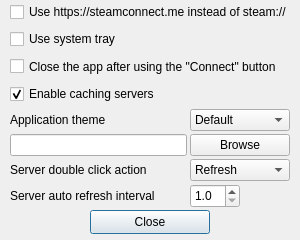
Old version of the form optionsdialog.ui in the repository TheRatest/of-server-browser.
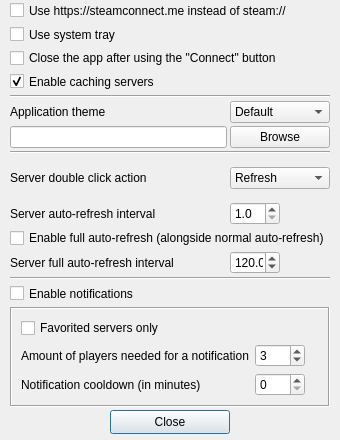
New version of the form. Icons and pictures are not drawn.

Patch:
```diff
--- a/optionsdialog.ui
+++ b/optionsdialog.ui
@@ -6,8 +6,8 @@
    <rect>
     <x>0</x>
     <y>0</y>
-    <width>300</width>
-    <height>240</height>
+    <width>340</width>
+    <height>440</height>
    </rect>
   </property>
   <property name="sizePolicy">
@@ -18,14 +18,14 @@
   </property>
   <property name="minimumSize">
    <size>
-    <width>300</width>
-    <height>150</height>
+    <width>340</width>
+    <height>440</height>
    </size>
   </property>
   <property name="maximumSize">
    <size>
-    <width>300</width>
-    <height>10000</height>
+    <width>340</width>
+    <height>440</height>
    </size>
   </property>
   <property name="windowTitle">
@@ -41,8 +41,8 @@
   <widget class="QPushButton" name="buttonClose">
    <property name="geometry">
     <rect>
-     <x>90</x>
-     <y>210</y>
+     <x>110</x>
+     <y>410</y>
      <width>120</width>
      <height>24</height>
     </rect>
@@ -56,8 +56,8 @@
     <rect>
      <x>0</x>
      <y>0</y>
-     <width>300</width>
-     <height>208</height>
+     <width>340</width>
+     <height>407</height>
     </rect>
    </property>
    <layout class="QGridLayout" name="gridLayout">
@@ -76,6 +76,164 @@
     <property name="spacing">
      <number>3</number>
     </property>
+    <item row="15" column="0" rowspan="2" colspan="2">
+     <widget class="QFrame" name="frame">
+      <property name="minimumSize">
+       <size>
+        <width>0</width>
+        <height>100</height>
+       </size>
+      </property>
+      <property name="maximumSize">
+       <size>
+        <width>16777215</width>
+        <height>100</height>
+       </size>
+      </property>
+      <property name="frameShape">
+       <enum>QFrame::Box</enum>
+      </property>
+      <property name="frameShadow">
+       <enum>QFrame::Sunken</enum>
+      </property>
+      <layout class="QFormLayout" name="formLayout">
+       <item row="1" column="0">
+        <widget class="QLabel" name="labelNotifThreshold">
+         <property name="enabled">
+          <bool>true</bool>
+         </property>
+         <property name="maximumSize">
+          <size>
+           <width>16777215</width>
+           <height>25</height>
+          </size>
+         </property>
+         <property name="text">
+          <string>Amount of players needed for a notification</string>
+         </property>
+        </widget>
+       </item>
+       <item row="1" column="1">
+        <widget class="QSpinBox" name="spinNotifThreshold">
+         <property name="maximumSize">
+          <size>
+           <width>50</width>
+           <height>25</height>
+          </size>
+         </property>
+         <property name="minimum">
+          <number>1</number>
+         </property>
+         <property name="maximum">
+          <number>64</number>
+         </property>
+         <property name="value">
+          <number>3</number>
+         </property>
+        </widget>
+       </item>
+       <item row="2" column="0">
+        <widget class="QLabel" name="labelNotifCooldown">
+         <property name="maximumSize">
+          <size>
+           <width>16777215</width>
+           <height>25</height>
+          </size>
+         </property>
+         <property name="text">
+          <string>Notification cooldown (in minutes)</string>
+         </property>
+        </widget>
+       </item>
+       <item row="0" column="0">
+        <widget class="QCheckBox" name="checkNotifFavOnly">
+         <property name="maximumSize">
+          <size>
+           <width>16777215</width>
+           <height>25</height>
+          </size>
+         </property>
+         <property name="text">
+          <string>Favorited servers only</string>
+         </property>
+        </widget>
+       </item>
+       <item row="2" column="1">
+        <widget class="QSpinBox" name="spinNotifCooldown">
+         <property name="maximumSize">
+          <size>
+           <width>50</width>
+           <height>25</height>
+          </size>
+         </property>
+         <property name="maximum">
+          <number>1440</number>
+         </property>
+        </widget>
+       </item>
+      </layout>
+     </widget>
+    </item>
+    <item row="11" column="0" colspan="2">
+     <widget class="QCheckBox" name="checkFullAutoRefresh">
+      <property name="maximumSize">
+       <size>
+        <width>16777215</width>
+        <height>25</height>
+       </size>
+      </property>
+      <property name="text">
+       <string>Enable full auto-refresh (alongside normal auto-refresh)</string>
+      </property>
+     </widget>
+    </item>
+    <item row="6" column="1">
+     <widget class="QPushButton" name="buttonBrowseStyle">
+      <property name="text">
+       <string>Browse</string>
+      </property>
+     </widget>
+    </item>
+    <item row="2" column="0" colspan="2">
+     <widget class="QCheckBox" name="checkCloseAfterConnect">
+      <property name="maximumSize">
+       <size>
+        <width>16777215</width>
+        <height>25</height>
+       </size>
+      </property>
+      <property name="text">
+       <string>Close the app after using the &quot;Connect&quot; button</string>
+      </property>
+     </widget>
+    </item>
+    <item row="10" column="0">
+     <widget class="QLabel" name="labelRefresh">
+      <property name="maximumSize">
+       <size>
+        <width>16777215</width>
+        <height>25</height>
+       </size>
+      </property>
+      <property name="text">
+       <string>Server auto-refresh interval</string>
+      </property>
+     </widget>
+    </item>
+    <item row="6" column="0">
+     <widget class="QLineEdit" name="inputCustomStyle">
+      <property name="enabled">
+       <bool>true</bool>
+      </property>
+     </widget>
+    </item>
+    <item row="4" column="0" colspan="2">
+     <widget class="Line" name="line_5">
+      <property name="orientation">
+       <enum>Qt::Horizontal</enum>
+      </property>
+     </widget>
+    </item>
     <item row="1" column="0" colspan="2">
      <widget class="QCheckBox" name="checkTray">
       <property name="enabled">
@@ -95,49 +253,6 @@
       </property>
      </widget>
     </item>
-    <item row="4" column="0">
-     <widget class="QLabel" name="labelStyle">
-      <property name="minimumSize">
-       <size>
-        <width>180</width>
-        <height>0</height>
-       </size>
-      </property>
-      <property name="text">
-       <string>Application theme</string>
-      </property>
-     </widget>
-    </item>
-    <item row="6" column="1">
-     <widget class="QComboBox" name="comboDCAction">
-      <property name="minimumSize">
-       <size>
-        <width>100</width>
-        <height>0</height>
-       </size>
-      </property>
-      <item>
-       <property name="text">
-        <string>Refresh</string>
-       </property>
-      </item>
-      <item>
-       <property name="text">
-        <string>Connect</string>
-       </property>
-      </item>
-      <item>
-       <property name="text">
-        <string>Favorite</string>
-       </property>
-      </item>
-      <item>
-       <property name="text">
-        <string>Copy link</string>
-       </property>
-      </item>
-     </widget>
-    </item>
     <item row="0" column="0" colspan="2">
      <widget class="QCheckBox" name="checkSteamconnect">
       <property name="maximumSize">
@@ -151,7 +266,55 @@
       </property>
      </widget>
     </item>
-    <item row="4" column="1">
+    <item row="10" column="1">
+     <widget class="QDoubleSpinBox" name="spinRefreshInterval">
+      <property name="maximumSize">
+       <size>
+        <width>50</width>
+        <height>25</height>
+       </size>
+      </property>
+      <property name="decimals">
+       <number>1</number>
+      </property>
+      <property name="minimum">
+       <double>1.000000000000000</double>
+      </property>
+      <property name="singleStep">
+       <double>0.100000000000000</double>
+      </property>
+     </widget>
+    </item>
+    <item row="3" column="0" colspan="2">
+     <widget class="QCheckBox" name="checkEnableCache">
+      <property name="maximumSize">
+       <size>
+        <width>16777215</width>
+        <height>25</height>
+       </size>
+      </property>
+      <property name="text">
+       <string>Enable caching servers</string>
+      </property>
+      <property name="checked">
+       <bool>true</bool>
+      </property>
+     </widget>
+    </item>
+    <item row="5" column="0">
+     <widget class="QLabel" name="labelStyle">
+      <property name="minimumSize">
+       <size>
+        <width>180</width>
+        <height>0</height>
+       </size>
+      </property>
+      <property name="text">
+       <string>Application theme</string>
+      </property>
+     </widget>
+    </item>
+    <item row="5" column="1">
      <widget class="QComboBox" name="comboStyle">
       <property name="minimumSize">
        <size>
@@ -201,14 +364,72 @@
       </item>
      </widget>
     </item>
-    <item row="5" column="1">
-     <widget class="QPushButton" name="buttonBrowseStyle">
+    <item row="13" column="0" colspan="2">
+     <widget class="Line" name="line_2">
+      <property name="orientation">
+       <enum>Qt::Horizontal</enum>
+      </property>
+     </widget>
+    </item>
+    <item row="12" column="0">
+     <widget class="QLabel" name="labelFullRefreshSpin">
+      <property name="maximumSize">
+       <size>
+        <width>16777215</width>
+        <height>25</height>
+       </size>
+      </property>
       <property name="text">
-       <string>Browse</string>
+       <string>Server full auto-refresh interval</string>
       </property>
      </widget>
     </item>
-    <item row="6" column="0">
+    <item row="12" column="1">
+     <widget class="QDoubleSpinBox" name="spinFullRefreshInterval">
+      <property name="maximumSize">
+       <size>
+        <width>50</width>
+        <height>25</height>
+       </size>
+      </property>
+      <property name="decimals">
+       <number>1</number>
+      </property>
+      <property name="minimum">
+       <double>10.000000000000000</double>
+      </property>
+      <property name="maximum">
+       <double>3600.000000000000000</double>
+      </property>
+      <property name="singleStep">
+       <double>0.100000000000000</double>
+      </property>
+      <property name="value">
+       <double>120.000000000000000</double>
+      </property>
+     </widget>
+    </item>
+    <item row="14" column="0" colspan="2">
+     <widget class="QCheckBox" name="checkEnableNotifications">
+      <property name="maximumSize">
+       <size>
+        <width>16777215</width>
+        <height>25</height>
+       </size>
+      </property>
+      <property name="text">
+       <string>Enable notifications</string>
+      </property>
+     </widget>
+    </item>
+    <item row="7" column="0" colspan="2">
+     <widget class="Line" name="line">
+      <property name="orientation">
+       <enum>Qt::Horizontal</enum>
+      </property>
+     </widget>
+    </item>
+    <item row="8" column="0" rowspan="2">
      <widget class="QLabel" name="labelDCAction">
       <property name="minimumSize">
        <size>
@@ -221,72 +442,34 @@
       </property>
      </widget>
     </item>
-    <item row="7" column="1">
-     <widget class="QDoubleSpinBox" name="spinRefreshInterval">
-      <property name="maximumSize">
+    <item row="8" column="1" rowspan="2">
+     <widget class="QComboBox" name="comboDCAction">
+      <property name="minimumSize">
        <size>
-        <width>50</width>
-        <height>25</height>
+        <width>100</width>
+        <height>0</height>
        </size>
       </property>
-      <property name="decimals">
-       <number>1</number>
-      </property>
-      <property name="minimum">
-       <double>1.000000000000000</double>
-      </property>
-      <property name="singleStep">
-       <double>0.100000000000000</double>
-      </property>
-     </widget>
-    </item>
-    <item row="5" column="0">
-     <widget class="QLineEdit" name="inputCustomStyle">
-      <property name="enabled">
-       <bool>true</bool>
-      </property>
-     </widget>
-    </item>
-    <item row="7" column="0">
-     <widget class="QLabel" name="labelRefresh">
-      <property name="maximumSize">
-       <size>
-        <width>16777215</width>
-        <height>25</height>
-       </size>
-      </property>
-      <property name="text">
-       <string>Server auto refresh interval</string>
-      </property>
-     </widget>
-    </item>
-    <item row="2" column="0" colspan="2">
-     <widget class="QCheckBox" name="checkCloseAfterConnect">
-      <property name="maximumSize">
-       <size>
-        <width>16777215</width>
-        <height>25</height>
-       </size>
-      </property>
-      <property name="text">
-       <string>Close the app after using the &quot;Connect&quot; button</string>
-      </property>
-     </widget>
-    </item>
-    <item row="3" column="0" colspan="2">
-     <widget class="QCheckBox" name="checkEnableCache">
-      <property name="maximumSize">
-       <size>
-        <width>16777215</width>
-        <height>25</height>
-       </size>
-      </property>
-      <property name="text">
-       <string>Enable caching servers</string>
-      </property>
-      <property name="checked">
-       <bool>true</bool>
-      </property>
+      <item>
+       <property name="text">
+        <string>Refresh</string>
+       </property>
+      </item>
+      <item>
+       <property name="text">
+        <string>Connect</string>
+       </property>
+      </item>
+      <item>
+       <property name="text">
+        <string>Favorite</string>
+       </property>
+      </item>
+      <item>
+       <property name="text">
+        <string>Copy link</string>
+       </property>
+      </item>
      </widget>
     </item>
    </layout>
```
